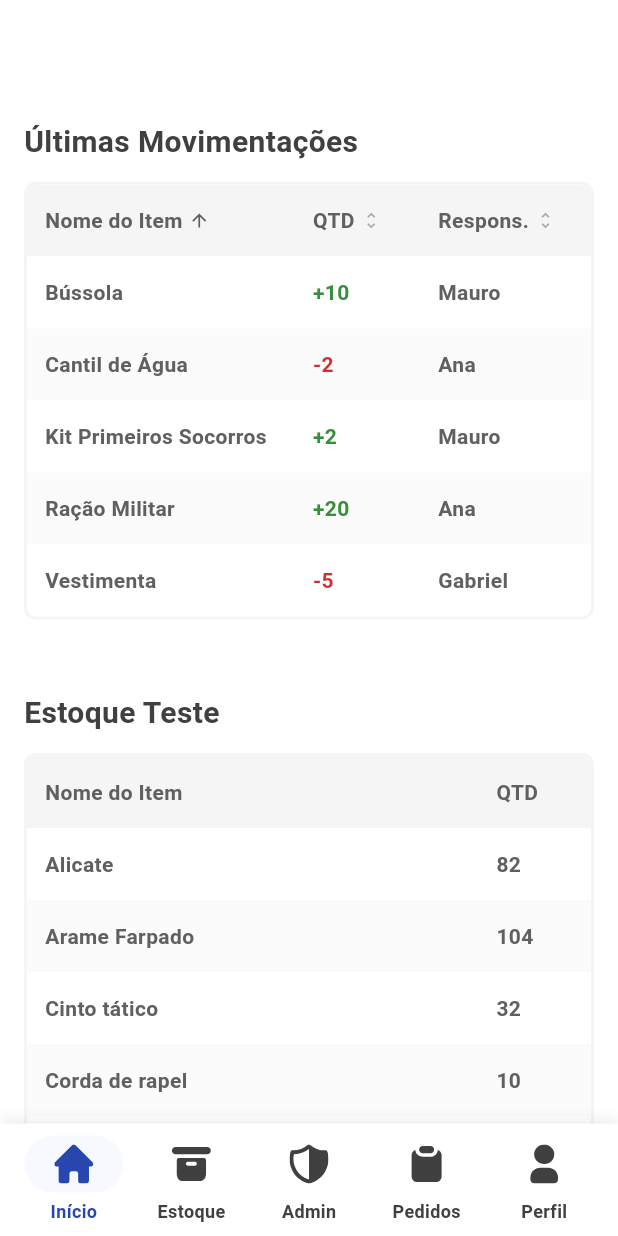
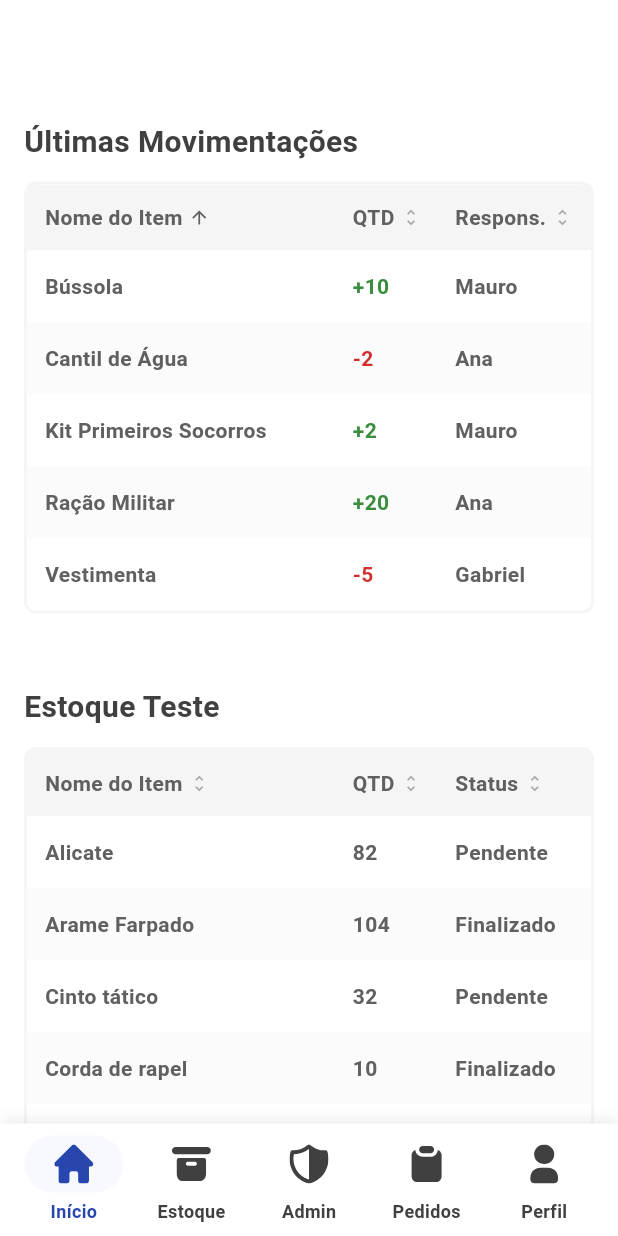
Before and after one commit to TeamHiveAPI/API-2025.02-FRONT, a Flutter app: the MainScaffold screen opened by its route, after a tap on "Nome do Item", on a phone screen of 412 x 824 dp. Run offline on Flutter 3.47's test engine with Material 3 defaults, Android fonts, the phone set to English and light mode, and no system bars; our stand-ins replace flutter_svg, google_fonts; accounts and stored records are empty.

Commit message:
feature: #31 Adicionando novo tipo de sort no componente de tabela dinâmica

```diff
--- a/lib/widgets/dynamic_table/json_table.dart
+++ b/lib/widgets/dynamic_table/json_table.dart
@@ -1,4 +1,5 @@
 import 'package:flutter/material.dart';
+import 'dart:async';
 import 'package:sistema_almox/core/theme/colors.dart';
 import 'table_column.dart';
 
@@ -8,6 +9,8 @@ const TextStyle _defaultCellTextStyle = TextStyle(
 );
 const Color _rowHighlightColor = Color(0x1A000000);
 const Color _rowSplashColor = Color(0x1F000000);
+
+enum ThisOrThatSortState { none, primaryFirst, secondaryFirst }
 
 class DynamicJsonTable extends StatefulWidget {
   final List<Map<String, dynamic>> jsonData;
@@ -29,6 +32,9 @@ class _DynamicJsonTableState extends State<DynamicJsonTable> {
   late List<Map<String, dynamic>> _sortedData;
   String? _activeSortColumnDataField;
   bool _isAscending = true;
+  bool _isTapPending = false;
+
+  ThisOrThatSortState _thisOrThatState = ThisOrThatSortState.none;
 
   @override
   void initState() {
@@ -61,26 +67,59 @@ class _DynamicJsonTableState extends State<DynamicJsonTable> {
 
   void _sort(TableColumn column) {
     if (column.sortType == null) return;
+
     final String dataField = column.dataField;
-    bool isCurrentlyActive = _activeSortColumnDataField == dataField;
-
-    if (isCurrentlyActive && !_isAscending) {
-      setState(() {
-        _activeSortColumnDataField = null;
-        _sortedData = List.of(widget.jsonData);
-      });
-      return;
-    }
-    bool newAscendingState = isCurrentlyActive ? !_isAscending : true;
+    final bool isCurrentlyActive = _activeSortColumnDataField == dataField;
 
     setState(() {
       _activeSortColumnDataField = dataField;
-      _isAscending = newAscendingState;
+
+      if (column.sortType == SortType.thisOrThat) {
+        _isAscending = true;
+
+        ThisOrThatSortState nextState = ThisOrThatSortState.primaryFirst;
+        if (isCurrentlyActive) {
+          if (_thisOrThatState == ThisOrThatSortState.primaryFirst) {
+            nextState = ThisOrThatSortState.secondaryFirst;
+          } else if (_thisOrThatState == ThisOrThatSortState.secondaryFirst) {
+            nextState = ThisOrThatSortState.none;
+          }
+        }
+        _thisOrThatState = nextState;
+
+        if (_thisOrThatState == ThisOrThatSortState.none) {
+          _sortedData = List.of(widget.jsonData);
+          _activeSortColumnDataField = null;
+        } else {
+          _sortedData.sort((a, b) {
+            final valueA = _getValueFromPath(a, dataField)?.toString();
+            final valueB = _getValueFromPath(b, dataField)?.toString();
+            final targetValue =
+                _thisOrThatState == ThisOrThatSortState.primaryFirst
+                ? column.primarySortValue
+                : column.secondarySortValue;
+
+            if (valueA == targetValue && valueB != targetValue) return -1;
+            if (valueB == targetValue && valueA != targetValue) return 1;
+            return 0;
+          });
+        }
+      } else {
+        _thisOrThatState = ThisOrThatSortState.none;
+
+        if (isCurrentlyActive && !_isAscending) {
+          _activeSortColumnDataField = null;
+          _sortedData = List.of(widget.jsonData);
+          return;
+        }
+        _isAscending = isCurrentlyActive ? !_isAscending : true;
+
         _sortedData.sort((a, b) {
           final valueA = _getValueFromPath(a, dataField);
           final valueB = _getValueFromPath(b, dataField);
           if (valueA == null) return _isAscending ? -1 : 1;
           if (valueB == null) return _isAscending ? 1 : -1;
+
           int comparison;
           if (column.sortType == SortType.numeric) {
             comparison = (valueA as num).compareTo(valueB as num);
@@ -91,6 +130,7 @@ class _DynamicJsonTableState extends State<DynamicJsonTable> {
           }
           return _isAscending ? comparison : -comparison;
         });
+      }
     });
   }
 
@@ -121,14 +161,33 @@ class _DynamicJsonTableState extends State<DynamicJsonTable> {
           bool isActiveSortColumn =
               _activeSortColumnDataField == column.dataField;
 
+          IconData iconData = Icons.unfold_more;
+
+          if (isActiveSortColumn) {
+            if (column.sortType == SortType.thisOrThat) {
+              if (_thisOrThatState == ThisOrThatSortState.primaryFirst) {
+                iconData = Icons.arrow_downward;
+              } else if (_thisOrThatState ==
+                  ThisOrThatSortState.secondaryFirst) {
+                iconData = Icons.arrow_upward;
+              }
+            } else {
+              iconData = _isAscending
+                  ? Icons.arrow_upward
+                  : Icons.arrow_downward;
+            }
+          }
+
           return Expanded(
             flex: (column.widthFactor * 100).toInt(),
             child: InkWell(
               onTap: isSortable ? () => _sort(column) : null,
               child: Padding(
-                padding: const EdgeInsets.symmetric(
-                  horizontal: 12.0,
-                  vertical: 14.0,
+                padding: const EdgeInsets.only(
+                  left: 12.0,
+                  top: 12.0,
+                  bottom: 12.0,
+                  right: 0.0,
                 ),
                 child: Row(
                   mainAxisSize: MainAxisSize.min,
@@ -145,12 +204,9 @@ class _DynamicJsonTableState extends State<DynamicJsonTable> {
                     ),
                     if (isSortable) const SizedBox(width: 4),
                     if (isSortable)
+                      if (isSortable)
                         Icon(
-                        isActiveSortColumn
-                            ? (_isAscending
-                                  ? Icons.arrow_upward
-                                  : Icons.arrow_downward)
-                            : Icons.unfold_more,
+                          iconData,
                           size: 14,
                           color: isActiveSortColumn
                               ? text60
@@ -174,7 +230,16 @@ class _DynamicJsonTableState extends State<DynamicJsonTable> {
       return Material(
         color: index.isOdd ? brightGray : Colors.white,
         child: InkWell(
-          onTap: () => widget.onRowTap?.call(rowData),
+          onTap: () {
+            if (_isTapPending) return;
+            _isTapPending = true;
+            Timer(const Duration(milliseconds: 250), () {
+              if (mounted) {
+                widget.onRowTap?.call(rowData);
+                _isTapPending = false;
+              }
+            });
+          },
           highlightColor: _rowHighlightColor,
           splashColor: _rowSplashColor,
           child: Row(
--- a/lib/widgets/dynamic_table/table_column.dart
+++ b/lib/widgets/dynamic_table/table_column.dart
@@ -3,6 +3,7 @@ import 'package:flutter/material.dart';
 enum SortType {
   alphabetic,
   numeric,
+  thisOrThat,
 }
 
 class TableColumn {
@@ -10,19 +11,20 @@ class TableColumn {
   final String dataField;
   final double widthFactor;
   final SortType? sortType;
+  final String Function(dynamic)? formatter;
+  final Widget Function(dynamic)? cellBuilder;
 
-  final Widget Function(dynamic value)? cellBuilder;
-  final String Function(dynamic)? formatter;
-
-  final TextStyle? textStyle;
+  final String? primarySortValue;
+  final String? secondarySortValue;
 
   TableColumn({
     required this.title,
     required this.dataField,
-    required this.widthFactor,
+    this.widthFactor = 1.0,
     this.sortType,
+    this.formatter,
     this.cellBuilder,
-    this.formatter,
-    this.textStyle,
+    this.primarySortValue,
+    this.secondarySortValue,
   });
 }
--- a/lib/widgets/dynamic_table/tables/last_movimentations.dart
+++ b/lib/widgets/dynamic_table/tables/last_movimentations.dart
@@ -16,13 +16,13 @@ class _LastMovimentationsTableState extends State<LastMovimentationsTable> {
     TableColumn(
       title: 'Nome do Item',
       dataField: 'nomeItem',
-      widthFactor: 0.475,
+      widthFactor: 0.6,
       sortType: SortType.alphabetic,
     ),
     TableColumn(
       title: 'QTD',
       dataField: 'quantidade',
-      widthFactor: 0.225,
+      widthFactor: 0.2,
       sortType: SortType.numeric,
       cellBuilder: (value) {
         if (value is! num) return Text(value?.toString() ?? '');
--- a/lib/widgets/dynamic_table/tables/stock_list.dart
+++ b/lib/widgets/dynamic_table/tables/stock_list.dart
@@ -3,6 +3,9 @@ import 'package:flutter/services.dart' show rootBundle;
 import 'package:sistema_almox/widgets/dynamic_table/json_table.dart';
 import 'package:sistema_almox/widgets/dynamic_table/table_column.dart';
 import 'dart:convert';
+
+import 'package:sistema_almox/widgets/modals/base_modal.dart';
+import 'package:sistema_almox/widgets/modals/detalhes_item_modal.dart';
 
 class StockItemsTable extends StatefulWidget {
   const StockItemsTable({super.key});
@@ -16,20 +19,46 @@ class _StockItemsTableState extends State<StockItemsTable> {
     TableColumn(
       title: 'Nome do Item',
       dataField: 'itemName',
-      widthFactor: 0.8,
+      widthFactor: 0.6,
+      sortType: SortType.alphabetic,
     ),
     TableColumn(
       title: 'QTD',
       dataField: 'quantity',
       widthFactor: 0.2,
+      sortType: SortType.numeric,
+    ),
+    TableColumn(
+      title: 'Status',
+      dataField: 'status',
+      widthFactor: 0.3,
+      sortType: SortType.thisOrThat,
+      primarySortValue: 'Pendente',
+      secondarySortValue: 'Finalizado',
     ),
   ];
 
   Future<List<Map<String, dynamic>>> _loadJsonData() async {
-    final String jsonString =
-        await rootBundle.loadString('lib/temp/estoque.json');
+    final String jsonString = await rootBundle.loadString(
+      'lib/temp/estoque.json',
+    );
     final List<dynamic> jsonList = json.decode(jsonString);
     return jsonList.cast<Map<String, dynamic>>();
+  }
+
+  void _handleRowTap(Map<String, dynamic> itemData) {
+    showCustomBottomSheet(
+      context: context,
+      title: "Detalhes do Item",
+      child: DetalhesItemModal(
+        nome: itemData['itemName']?.toString() ?? 'Não informado',
+        numFicha: itemData['numFicha']?.toString() ?? 'Não informado',
+        unidMedida: itemData['unidMedida']?.toString() ?? 'Não informado',
+        qtdDisponivel: itemData['quantity'] ?? 0,
+        qtdReservada: itemData['qtdReservada'] ?? 0,
+        grupo: itemData['grupo']?.toString() ?? 'Não informado',
+      ),
+    );
   }
 
   @override
@@ -41,15 +70,20 @@ class _StockItemsTableState extends State<StockItemsTable> {
           return const Center(child: CircularProgressIndicator());
         }
         if (snapshot.hasError) {
-          return Center(child: Text('Erro ao carregar dados: ${snapshot.error}'));
+          return Center(
+            child: Text('Erro ao carregar dados: ${snapshot.error}'),
+          );
         }
         if (!snapshot.hasData || snapshot.data!.isEmpty) {
-          return const Center(child: Text('Nenhum item em estoque encontrado.'));
+          return const Center(
+            child: Text('Nenhum item em estoque encontrado.'),
+          );
         }
 
         return DynamicJsonTable(
           jsonData: snapshot.data!,
           columns: _stockColumns,
+          onRowTap: _handleRowTap,
         );
       },
     );
```
Also changed, not shown: lib/temp/estoque.json (+60 -10 lines). Lines whose indentation alone changed are shown as unchanged.
